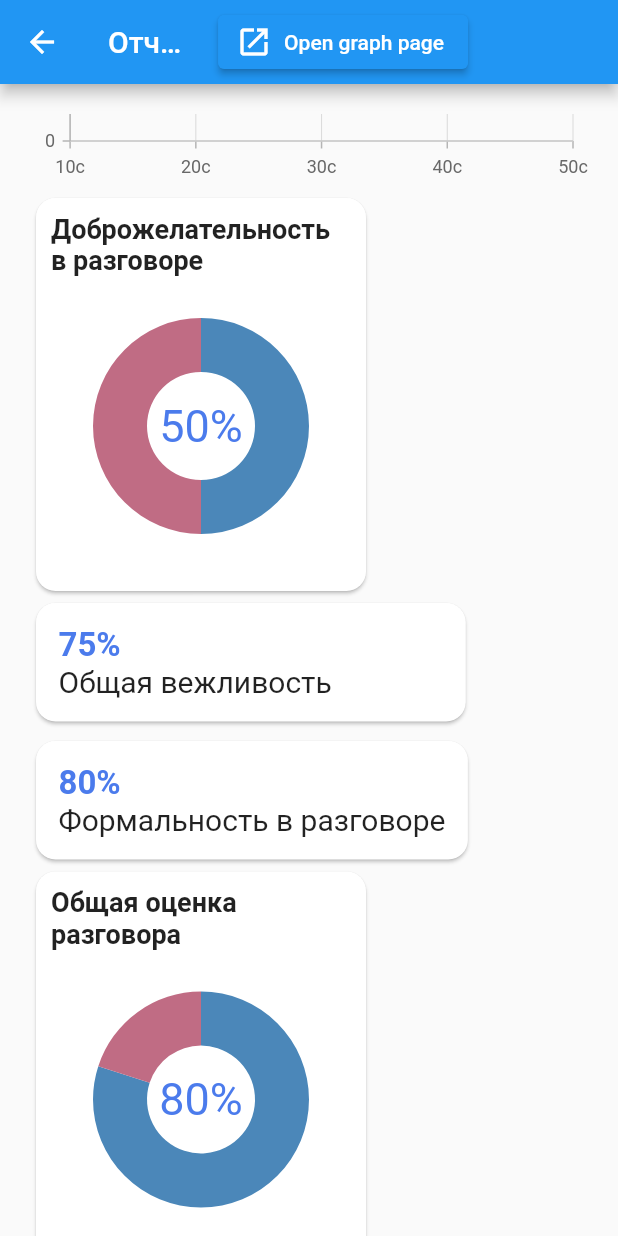
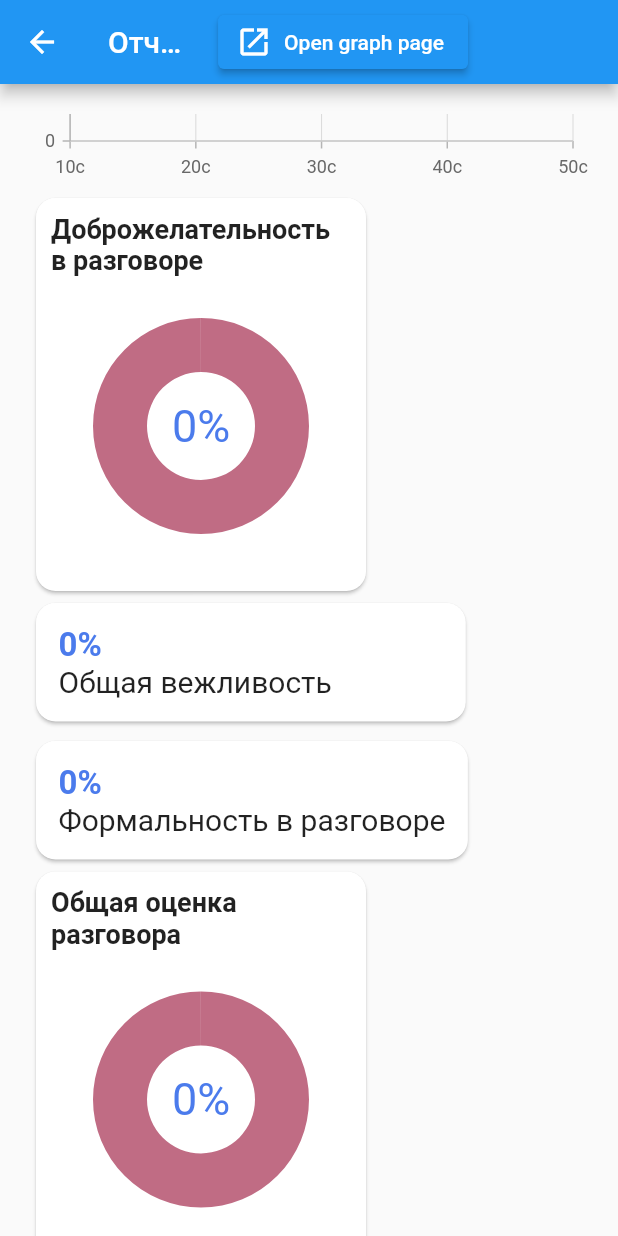
Before and after one commit to itatmisis/crmhack, a Flutter app: the DashboardPage screen opened directly with empty values, scrolled down 576 dp, on a phone screen of 412 x 824 dp. Run offline on Flutter 3.47's test engine with Material 2 defaults, Android fonts, the phone set to English and light mode, and no system bars; our stand-ins replace js, permission_handler, qr_flutter, syncfusion_flutter_charts; missing offline and left inert: flutter_sound, flutter_sound_web; statements that could not run were skipped.

Commit message:
frontend: add new metrics to dashboard page

```diff
--- a/frontend/lib/api_entities.dart
+++ b/frontend/lib/api_entities.dart
@@ -5,13 +5,14 @@ part 'api_entities.g.dart';
 @JsonSerializable(fieldRename: FieldRename.snake)
 class ProcessAudioResponse {
   final Noise noise;
+  final Politness politness;
   final TextSpeed textSpeed;
   final RecognizedText recognizedText;
   final String berdCommas;
   final Sentiments sentiments;
 
-  ProcessAudioResponse(this.noise, this.textSpeed, this.recognizedText,
-      this.berdCommas, this.sentiments);
+  ProcessAudioResponse(this.noise, this.politness, this.textSpeed,
+      this.recognizedText, this.berdCommas, this.sentiments);
 
   factory ProcessAudioResponse.fromJson(Map<String, dynamic> json) =>
       _$ProcessAudioResponseFromJson(json);
@@ -74,3 +75,18 @@ class Noise {
 
   factory Noise.fromJson(Map<String, dynamic> json) => _$NoiseFromJson(json);
 }
+
+@JsonSerializable(fieldRename: FieldRename.snake)
+class Politness {
+  final double positive;
+  final double friendly;
+  final double clear;
+  final double formal;
+  final double average;
+
+  Politness(
+      this.positive, this.friendly, this.clear, this.formal, this.average);
+
+  factory Politness.fromJson(Map<String, dynamic> json) =>
+      _$PolitnessFromJson(json);
+}
--- a/frontend/lib/dashboard_page.dart
+++ b/frontend/lib/dashboard_page.dart
@@ -90,15 +90,18 @@ class DashboardPage extends StatelessWidget {
   }
 
   Widget _buildSecondRow(BuildContext context) {
+    var benevolence = (this.processedAudio.politness.positive +
+            this.processedAudio.politness.friendly) /
+        2;
     return Wrap(
       alignment: WrapAlignment.spaceBetween,
       children: [
-        _buildCircleDiagramMetric(
-            context, "Позитивная вежливость в разговоре", 0.9),
+        _buildCircleDiagramMetric(context, "Позитивная вежливость в разговоре",
+            this.processedAudio.politness.positive),
         _buildChartMetric(
             context, "Эмоциональная динамика", "Статистика за разговор"),
         _buildCircleDiagramMetric(
-            context, "Доброжелательность в разговоре", 0.5),
+            context, "Доброжелательность в разговоре", benevolence),
       ],
     );
   }
@@ -160,16 +163,20 @@ class DashboardPage extends StatelessWidget {
           crossAxisAlignment: CrossAxisAlignment.start,
           mainAxisSize: MainAxisSize.max,
           children: [
-            _buildLineDiagramMetric(
-                context, "Общая вежливость               ", 0.75),
+            _buildLineDiagramMetric(context, "Общая вежливость               ",
+                this.processedAudio.politness.friendly),
             SizedBox(height: 5),
-            _buildLineDiagramMetric(context, "Формальность в разговоре", 0.8),
+            _buildLineDiagramMetric(context, "Формальность в разговоре",
+                this.processedAudio.politness.formal),
           ],
         ),
-        _buildCircleDiagramMetric(context, "Общая оценка разговора", 0.8),
+        _buildCircleDiagramMetric(context, "Общая оценка разговора",
+            this.processedAudio.politness.average),
+        // TODO
         _buildCircleDiagramMetric(
             context, "Правильная интонация в разговоре", 0.95),
-        _buildCircleDiagramMetric(context, "Чистота речи в разговоре", 0.2),
+        _buildCircleDiagramMetric(context, "Чистота речи в разговоре",
+            this.processedAudio.politness.clear),
         Column(
           mainAxisAlignment: MainAxisAlignment.start,
           crossAxisAlignment: CrossAxisAlignment.start,
```
Also changed, not shown: frontend/lib/api_entities.g.dart.
